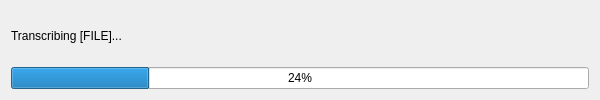
First picture: the form in ui/transcribing_file.ui, repository TSA-SoftwareDevTeam-2138052-2026/TSA2026, before the edit.
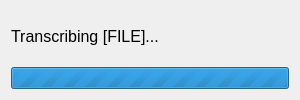
Second picture: the form after the edit.

Patch:
```diff
--- a/ui/transcribing_file.ui
+++ b/ui/transcribing_file.ui
@@ -6,16 +6,29 @@
    <rect>
     <x>0</x>
     <y>0</y>
-    <width>600</width>
+    <width>300</width>
     <height>100</height>
    </rect>
   </property>
+  <property name="sizePolicy">
+   <sizepolicy hsizetype="Fixed" vsizetype="Fixed">
+    <horstretch>0</horstretch>
+    <verstretch>0</verstretch>
+   </sizepolicy>
+  </property>
   <property name="windowTitle">
    <string>Dialog</string>
   </property>
   <layout class="QVBoxLayout" name="verticalLayout">
    <item>
-    <widget class="QLabel" name="label">
+    <widget class="QLabel" name="transcription_text">
+     <property name="font">
+      <font>
+       <pointsize>12</pointsize>
+       <kerning>true</kerning>
+       <fontweight>DemiBold</fontweight>
+      </font>
+     </property>
      <property name="text">
       <string>Transcribing [FILE]...</string>
      </property>
@@ -23,8 +36,14 @@
    </item>
    <item>
     <widget class="QProgressBar" name="progressBar">
+     <property name="maximum">
+      <number>0</number>
+     </property>
      <property name="value">
-      <number>24</number>
+      <number>0</number>
+     </property>
+     <property name="textVisible">
+      <bool>false</bool>
      </property>
     </widget>
    </item>
```
